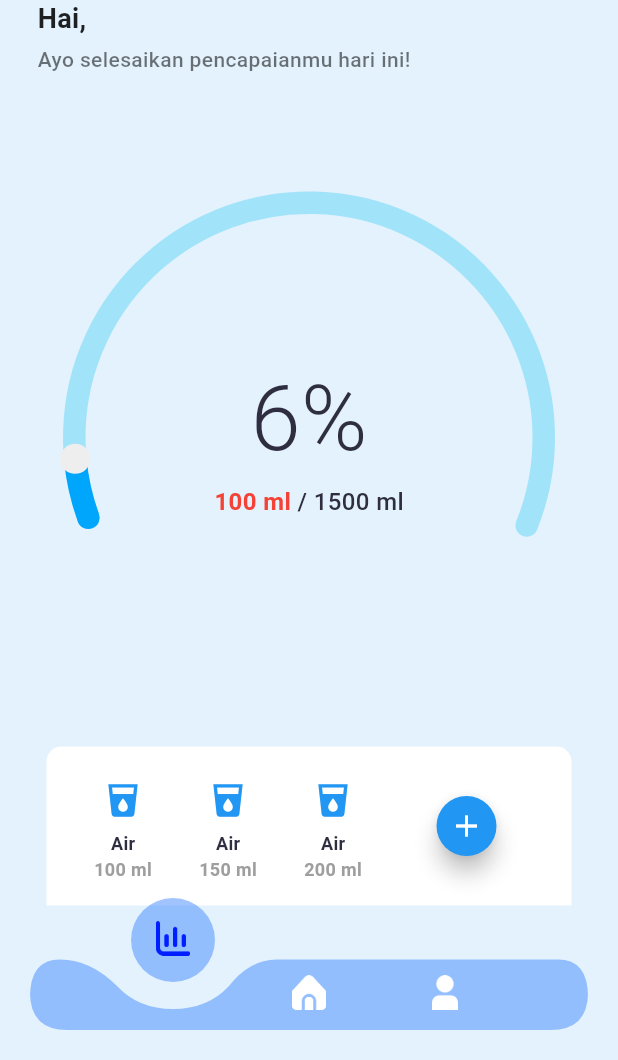
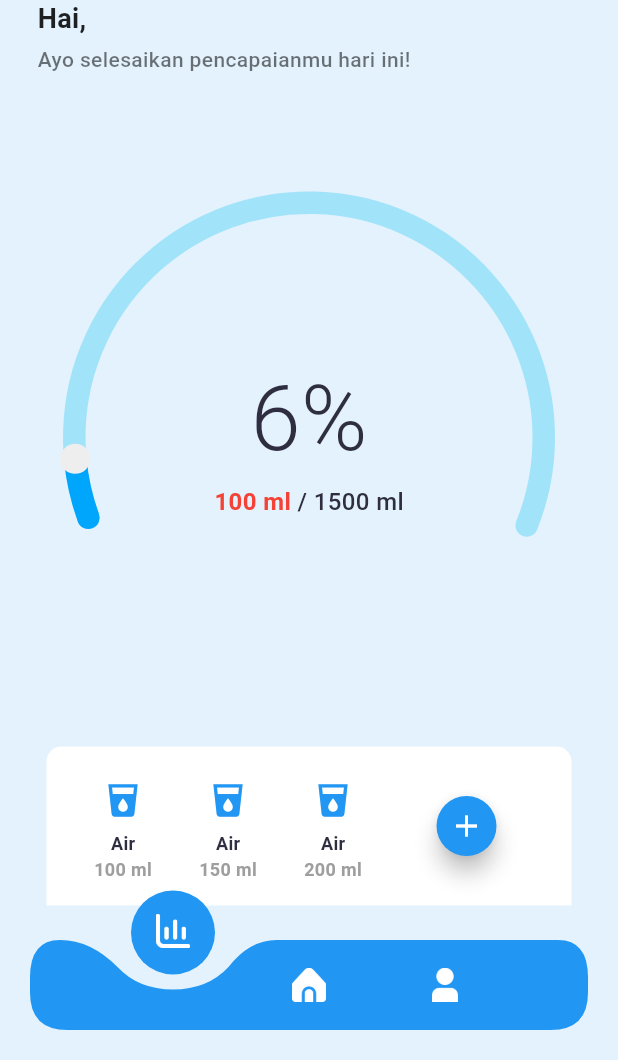
Before and after one commit to rizaldinata/hydrate, a Flutter app: the HomeScreens screen opened directly with empty values, after a tap on the "local drink" icon, on a phone screen of 412 x 824 dp, the part 176-1236 px from its top. Run offline on Flutter 3.47's test engine with Material 3 defaults, Android fonts, the phone set to English and light mode, and no system bars; drawn by our look-alikes of dashed_circular_progress_bar; our stand-ins replace flutter_svg, google_fonts, smooth_page_indicator; missing offline and left inert: bottom_picker, water_bottle.

Commit message:
ngedit navbar

```diff
--- a/lib/view/screen/navigation.dart
+++ b/lib/view/screen/navigation.dart
@@ -112,13 +112,13 @@ class _NavigasiState extends State<Navigasi> with TickerProviderStateMixin {
                                 milliseconds: 375,
                               ),
                               curve: Curves.easeOut,
-                              height: 105.0,
+                              height: 115.0,
                               width: (MediaQuery.of(context).size.width -
                                       (2 * horizontalMargin) -
                                       (2 * horizontalPadding)) /
                                   3,
                               padding:
-                                  const EdgeInsets.only(top: 34.0, left: 0),
+                                  const EdgeInsets.only(top: 34.0, bottom: 10),
                               alignment: selected == icons.indexOf(icon)
                                   ? Alignment.topCenter
                                   : Alignment.bottomCenter,
@@ -135,13 +135,10 @@ class _NavigasiState extends State<Navigasi> with TickerProviderStateMixin {
                                           ? Image.asset(
                                               icon,
                                               width: 23.0,
-                                              color:
-                                                  colors[icons.indexOf(icon)],
-                                              key: ValueKey('yellow$icon'),
+                                              color: Colors.white,
                                             )
                                           : Image.asset(
                                               icon,
-                                              key: ValueKey('white$icon'),
                                               width: 23.0,
                                               color: Colors.white,
                                             )),
@@ -167,13 +164,17 @@ class AppBarPainter extends CustomPainter {
   AppBarPainter({required this.x});
 
   double height = 60.0;
-  double start = 73.0;
+  double start = 60.0;
   double end = 120.0;
 
   @override
   void paint(Canvas canvas, Size size) {
     var paint = Paint()
-      ..color = Colors.blueAccent.withOpacity(0.5)
+      ..color = Colors.white
+      ..style = PaintingStyle.fill;
+
+    var paintCircle = Paint()
+      ..color = Colors.blue
       ..style = PaintingStyle.fill;
 
     var path = Path();
@@ -207,9 +208,9 @@ class AppBarPainter extends CustomPainter {
     path.quadraticBezierTo(0.0, start, 20.0, start);
     path.close();
 
-    canvas.drawPath(path, paint);
+    canvas.drawPath(path, paintCircle);
 
-    canvas.drawCircle(Offset(70 + x, 60.0), 28.0, paint);
+    canvas.drawCircle(Offset(70 + x, 55.0), 28.0, paintCircle);
   }
 
   @override
```
Also changed, not shown: pubspec.lock.
